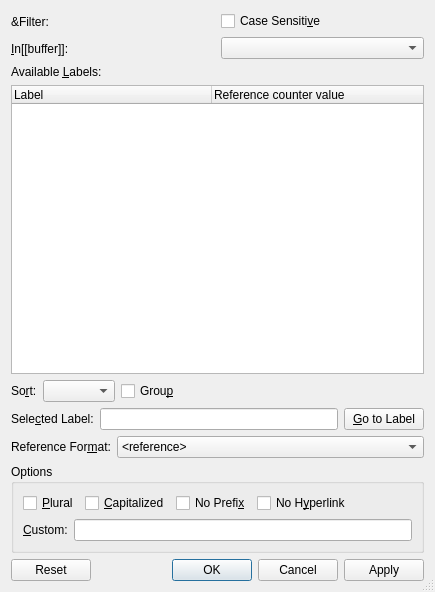
Before: the Qt Designer form src/frontends/qt/ui/RefUi.ui in kojiOnHill/lyx, drawn with Qt 5.
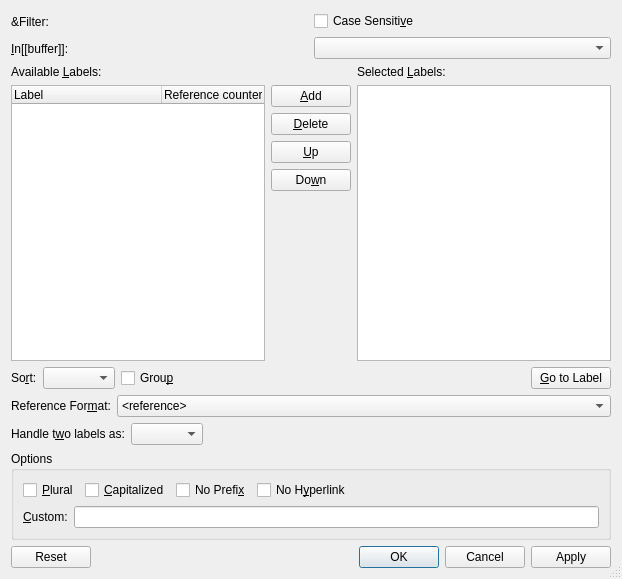
After: the same form once the commit is applied. Icons and pictures are not drawn.

Commit message:
Add support for ranges and multiple references in crossrefs (#10201)
This also adds support for the \cpageref command of cleveref
and the \zcpageref command of zref-clever

What changed in the file:
```diff
--- a/src/frontends/qt/ui/RefUi.ui
+++ b/src/frontends/qt/ui/RefUi.ui
@@ -6,8 +6,8 @@
    <rect>
     <x>0</x>
     <y>0</y>
-    <width>435</width>
-    <height>592</height>
+    <width>622</width>
+    <height>579</height>
    </rect>
   </property>
   <property name="windowTitle">
@@ -16,7 +16,7 @@
   <property name="sizeGripEnabled">
    <bool>true</bool>
   </property>
-  <layout class="QGridLayout" name="gridLayout_3">
+  <layout class="QGridLayout" name="gridLayout_5">
    <item row="0" column="0">
     <layout class="QGridLayout" name="gridLayout">
      <item row="0" column="0">
@@ -86,6 +86,8 @@
     </layout>
    </item>
    <item row="1" column="0">
+    <layout class="QGridLayout" name="gridLayout_3">
+     <item row="0" column="0">
     <widget class="QLabel" name="label">
      <property name="text">
       <string>Available &amp;Labels:</string>
@@ -95,13 +97,29 @@
      </property>
     </widget>
    </item>
-   <item row="2" column="0">
+     <item row="0" column="2">
+      <widget class="QLabel" name="selectedKeysLA">
+       <property name="text">
+        <string>Selected &amp;Labels:</string>
+       </property>
+       <property name="buddy">
+        <cstring>selectedLV</cstring>
+       </property>
+      </widget>
+     </item>
+     <item row="1" column="0" rowspan="5">
     <widget class="QTreeWidget" name="refsTW">
+       <property name="sizeAdjustPolicy">
+        <enum>QAbstractScrollArea::AdjustIgnored</enum>
+       </property>
+       <property name="indentation">
+        <number>0</number>
+       </property>
      <property name="columnCount">
       <number>2</number>
      </property>
      <attribute name="headerDefaultSectionSize">
-      <number>200</number>
+        <number>150</number>
      </attribute>
      <attribute name="headerStretchLastSection">
       <bool>true</bool>
@@ -118,24 +136,111 @@
      </column>
     </widget>
    </item>
-   <item row="3" column="0">
-    <layout class="QHBoxLayout">
-     <property name="spacing">
-      <number>6</number>
-     </property>
-     <property name="leftMargin">
-      <number>0</number>
-     </property>
-     <property name="topMargin">
-      <number>0</number>
-     </property>
-     <property name="rightMargin">
+     <item row="1" column="1">
+      <widget class="QPushButton" name="addPB">
+       <property name="toolTip">
+        <string>Click or press Enter to add the selected citation to the list</string>
+       </property>
+       <property name="text">
+        <string>&amp;Add</string>
+       </property>
+       <property name="autoDefault">
+        <bool>false</bool>
+       </property>
+      </widget>
+     </item>
+     <item row="1" column="2" rowspan="5">
+      <widget class="QTreeWidget" name="selectedLV">
+       <property name="indentation">
       <number>0</number>
      </property>
-     <property name="bottomMargin">
-      <number>0</number>
-     </property>
-     <item>
+       <attribute name="headerVisible">
+        <bool>false</bool>
+       </attribute>
+       <column>
+        <property name="text">
+         <string notr="true">1</string>
+        </property>
+       </column>
+      </widget>
+     </item>
+     <item row="2" column="1">
+      <widget class="QPushButton" name="deletePB">
+       <property name="toolTip">
+        <string>Click or press Delete to delete the selected citation from the list</string>
+       </property>
+       <property name="text">
+        <string>&amp;Delete</string>
+       </property>
+       <property name="autoDefault">
+        <bool>false</bool>
+       </property>
+      </widget>
+     </item>
+     <item row="3" column="1">
+      <widget class="QPushButton" name="upPB">
+       <property name="sizePolicy">
+        <sizepolicy hsizetype="Minimum" vsizetype="Fixed">
+         <horstretch>0</horstretch>
+         <verstretch>0</verstretch>
+        </sizepolicy>
+       </property>
+       <property name="toolTip">
+        <string>Move the selected citation up (Ctrl-Up)</string>
+       </property>
+       <property name="text">
+        <string>&amp;Up</string>
+       </property>
+       <property name="icon">
+        <iconset>
+         <normaloff>.</normaloff>.</iconset>
+       </property>
+       <property name="autoDefault">
+        <bool>false</bool>
+       </property>
+      </widget>
+     </item>
+     <item row="4" column="1">
+      <widget class="QPushButton" name="downPB">
+       <property name="sizePolicy">
+        <sizepolicy hsizetype="Minimum" vsizetype="Fixed">
+         <horstretch>0</horstretch>
+         <verstretch>0</verstretch>
+        </sizepolicy>
+       </property>
+       <property name="toolTip">
+        <string>Move the selected citation down (Ctrl-Down)</string>
+       </property>
+       <property name="text">
+        <string>Do&amp;wn</string>
+       </property>
+       <property name="icon">
+        <iconset>
+         <normaloff>.</normaloff>.</iconset>
+       </property>
+       <property name="autoDefault">
+        <bool>false</bool>
+       </property>
+      </widget>
+     </item>
+     <item row="5" column="1">
+      <spacer name="verticalSpacer">
+       <property name="orientation">
+        <enum>Qt::Vertical</enum>
+       </property>
+       <property name="sizeHint" stdset="0">
+        <size>
+         <width>77</width>
+         <height>13</height>
+        </size>
+       </property>
+      </spacer>
+     </item>
+    </layout>
+   </item>
+   <item row="2" column="0">
+    <layout class="QGridLayout" name="gridLayout_4">
+     <item row="0" column="0">
       <widget class="QLabel" name="SortLA">
        <property name="text">
         <string>So&amp;rt:</string>
@@ -145,14 +250,14 @@
        </property>
       </widget>
      </item>
-     <item>
+     <item row="0" column="1">
       <widget class="QComboBox" name="sortingCO">
        <property name="toolTip">
         <string>Sorting of the list of available labels</string>
        </property>
       </widget>
      </item>
-     <item>
+     <item row="0" column="2">
       <widget class="QCheckBox" name="groupCB">
        <property name="toolTip">
         <string>Group the list of available labels by prefix (e.g. &quot;sec:&quot;)</string>
@@ -162,7 +267,7 @@
        </property>
       </widget>
      </item>
-     <item>
+     <item row="0" column="3">
       <spacer name="horizontalSpacer">
        <property name="orientation">
         <enum>Qt::Horizontal</enum>
@@ -175,31 +280,7 @@
        </property>
       </spacer>
      </item>
-    </layout>
-   </item>
-   <item row="4" column="0">
-    <layout class="QHBoxLayout" name="horizontalLayout_2">
-     <item>
-      <widget class="QLabel" name="referenceL">
-       <property name="text">
-        <string>Sele&amp;cted Label:</string>
-       </property>
-       <property name="alignment">
-        <set>Qt::AlignLeading|Qt::AlignLeft|Qt::AlignVCenter</set>
-       </property>
-       <property name="buddy">
-        <cstring>referenceED</cstring>
-       </property>
-      </widget>
-     </item>
-     <item>
-      <widget class="QLineEdit" name="referenceED">
-       <property name="toolTip">
-        <string>Select a label from the list above or enter a label manually</string>
-       </property>
-      </widget>
-     </item>
-     <item>
+     <item row="0" column="4">
       <widget class="QPushButton" name="gotoPB">
        <property name="sizePolicy">
         <sizepolicy hsizetype="Preferred" vsizetype="Fixed">
@@ -217,7 +298,7 @@
      </item>
     </layout>
    </item>
-   <item row="5" column="0">
+   <item row="3" column="0">
     <layout class="QHBoxLayout" name="horizontalLayout_3">
      <item>
       <widget class="QLabel" name="typeLA">
@@ -287,7 +368,37 @@
      </item>
     </layout>
    </item>
-   <item row="6" column="0">
+   <item row="4" column="0">
+    <layout class="QHBoxLayout" name="horizontalLayout_2">
+     <item>
+      <widget class="QLabel" name="rangeListLA">
+       <property name="text">
+        <string>Handle t&amp;wo labels as:</string>
+       </property>
+       <property name="buddy">
+        <cstring>rangeListCO</cstring>
+       </property>
+      </widget>
+     </item>
+     <item>
+      <widget class="QComboBox" name="rangeListCO"/>
+     </item>
+     <item>
+      <spacer name="horizontalSpacer_3">
+       <property name="orientation">
+        <enum>Qt::Horizontal</enum>
+       </property>
+       <property name="sizeHint" stdset="0">
+        <size>
+         <width>40</width>
+         <height>20</height>
+        </size>
+       </property>
+      </spacer>
+     </item>
+    </layout>
+   </item>
+   <item row="5" column="0">
     <widget class="QGroupBox" name="refOptionsGB">
      <property name="title">
       <string>Options</string>
@@ -363,7 +474,7 @@
      </layout>
     </widget>
    </item>
-   <item row="7" column="0">
+   <item row="6" column="0">
     <layout class="QHBoxLayout">
      <property name="spacing">
       <number>6</number>
```
Left out of the diff: 1 changed line with no effect on the pictures. Lines whose indentation alone changed are shown as unchanged. The commit also changes 8 other files.
